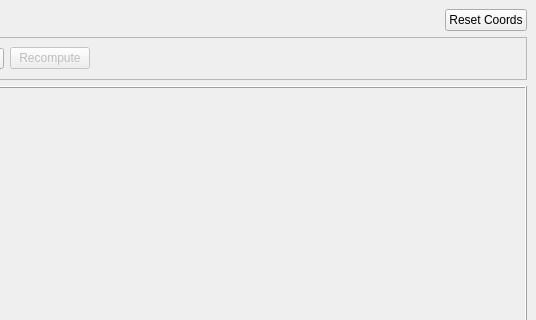
Before: the Qt Designer form Qt/weatherstations/qtWeatherStations.ui in OpenGeoscience/vtkMap, drawn with Qt 5; both pictures show x 264 to 800 and y 0 to 320 of the 800 by 800 pixel window.
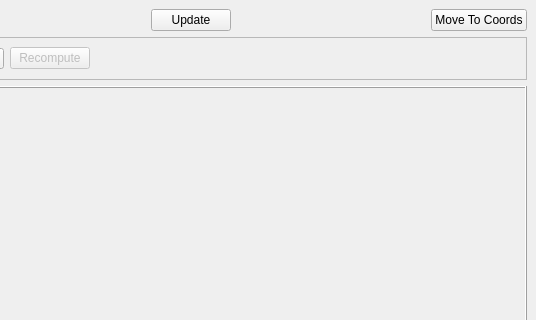
After: the same form once the commit is applied. Custom widgets are drawn as their Qt base class.

What changed in the file:
```diff
--- a/Qt/weatherstations/qtWeatherStations.ui
+++ b/Qt/weatherstations/qtWeatherStations.ui
@@ -39,6 +39,13 @@
         </property>
        </widget>
       </item>
+      <item>
+       <widget class="QPushButton" name="UpdateCoordsWidgetButton">
+        <property name="text">
+         <string>Update</string>
+        </property>
+       </widget>
+      </item>
       <item>
        <spacer name="horizontalSpacer_3">
         <property name="orientation">
@@ -58,7 +65,7 @@
       <item>
        <widget class="QPushButton" name="ResetButton">
         <property name="text">
-         <string>Reset Coords</string>
+         <string>Move To Coords</string>
         </property>
        </widget>
       </item>
```
Left out of the diff: 2 changed lines with no effect on the pictures.
